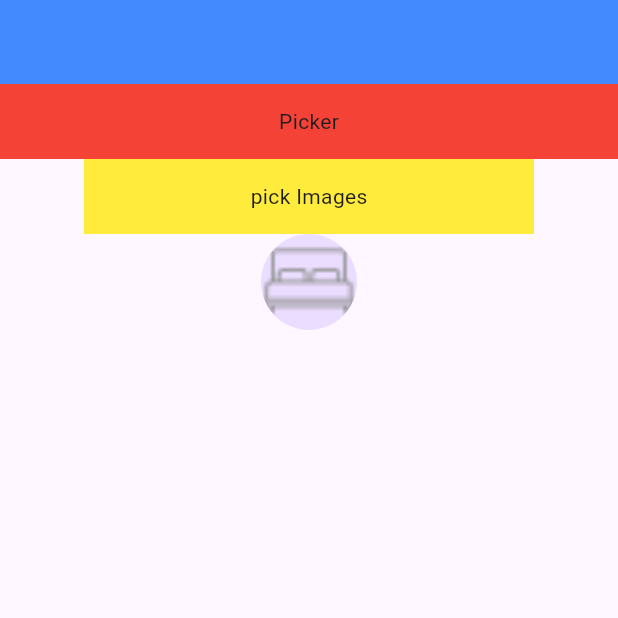
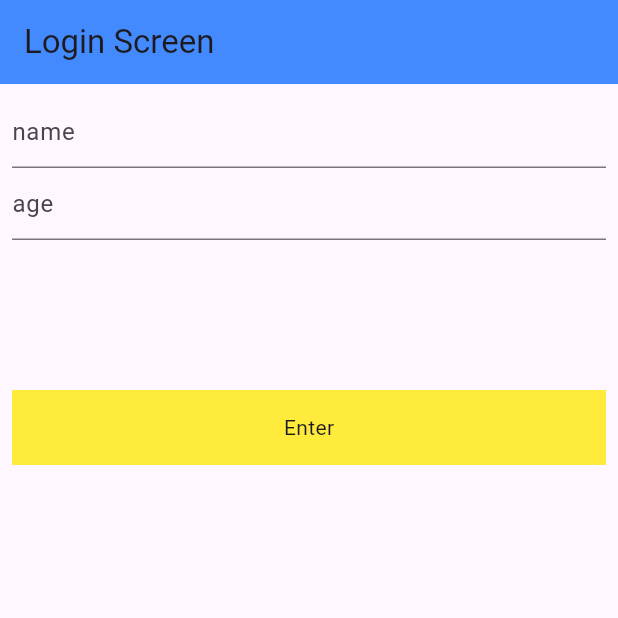
Before and after one commit to Kuldip96/flutter4to6, a Flutter app: the screen it shows after launch, on a phone screen of 412 x 824 dp, the top half of it. Run offline on Flutter 3.47's test engine with Material 3 defaults, Android fonts, the phone set to English and light mode, and no system bars; our stand-ins replace country_picker, flutter_screenutil, fluttertoast, google_fonts, image_picker, shared_preferences.

```diff
--- /dev/null
+++ b/lib/login_screen.dart
@@ -0,0 +1,80 @@
+import 'dart:developer';
+
+import 'package:flutter/cupertino.dart';
+import 'package:flutter/material.dart';
+import 'package:shared_preferences/shared_preferences.dart';
+
+class LoginScreen extends StatefulWidget {
+  const LoginScreen({super.key});
+
+  @override
+  State<LoginScreen> createState() => _LoginScreenState();
+}
+
+class _LoginScreenState extends State<LoginScreen> {
+  TextEditingController nameController = TextEditingController();
+  TextEditingController ageController = TextEditingController();
+  String? username = "";
+  String? userage = "";
+  void setValue(String name, String age) async {
+    final SharedPreferences prefs = await SharedPreferences.getInstance();
+    await prefs.setString('getname', name);
+    await prefs.setString('getage', age);
+
+    setState(() {
+      getValue();
+    });
+  }
+
+  void getValue() async {
+    final SharedPreferences prefs = await SharedPreferences.getInstance();
+    username = prefs.getString('getname');
+    userage = prefs.getString('getage');
+    if(username==nameController.text){
+
+    }else{
+
+    }
+  }
+
+  @override
+  Widget build(BuildContext context) {
+    return Scaffold(
+      appBar: AppBar(
+        title: Text("Login Screen"),
+        backgroundColor: Colors.blueAccent,
+      ),
+      body: Padding(
+        padding: const EdgeInsets.all(8.0),
+        child: Column(
+          children: [
+            TextFormField(
+              controller: nameController,
+              decoration: InputDecoration(hintText: 'name'),
+            ),
+            TextFormField(
+              controller: ageController,
+              decoration: InputDecoration(hintText: 'age'),
+            ),
+            SizedBox(
+              height: 100,
+            ),
+            GestureDetector(
+              onTap: () {
+                setValue(nameController.text, ageController.text);
+              },
+              child: Container(
+                height: 50,
+                width: double.infinity,
+                color: Colors.yellow,
+                child: Center(child: Text('Enter')),
+              ),
+            ),
+            Text(username.toString()),
+            Text(userage.toString()),
+          ],
+        ),
+      ),
+    );
+  }
+}
--- a/lib/main.dart
+++ b/lib/main.dart
@@ -10,6 +10,7 @@ import 'package:demoapp/lacture18.dart';
 import 'package:demoapp/lacture19.dart';
 import 'package:demoapp/lacture20.dart';
 import 'package:demoapp/lacture21.dart';
+import 'package:demoapp/login_screen.dart';
 import 'package:demoapp/mediaquey.dart';
 import 'package:demoapp/todo.dart';
 import 'package:flutter/cupertino.dart';
@@ -92,7 +93,7 @@ class MyApp extends StatelessWidget {
             //   'lacture16': (context) => Lacture16(),
             //   'lacture17': (context) => Lacture17(),
             // },
-            home: Lacture21(),
+            home: LoginScreen(),
           );
         });
   }
--- a/pubspec.yaml
+++ b/pubspec.yaml
@@ -42,6 +42,8 @@ dependencies:
   country_picker: ^2.0.27
   image_picker: ^1.1.2
   file: ^7.0.1
+  # ai_barcode_scanner: ^6.0.1
+  shared_preferences:
 
 dev_dependencies:
   flutter_test:
```
Also changed, not shown: pubspec.lock, 3 other files.
